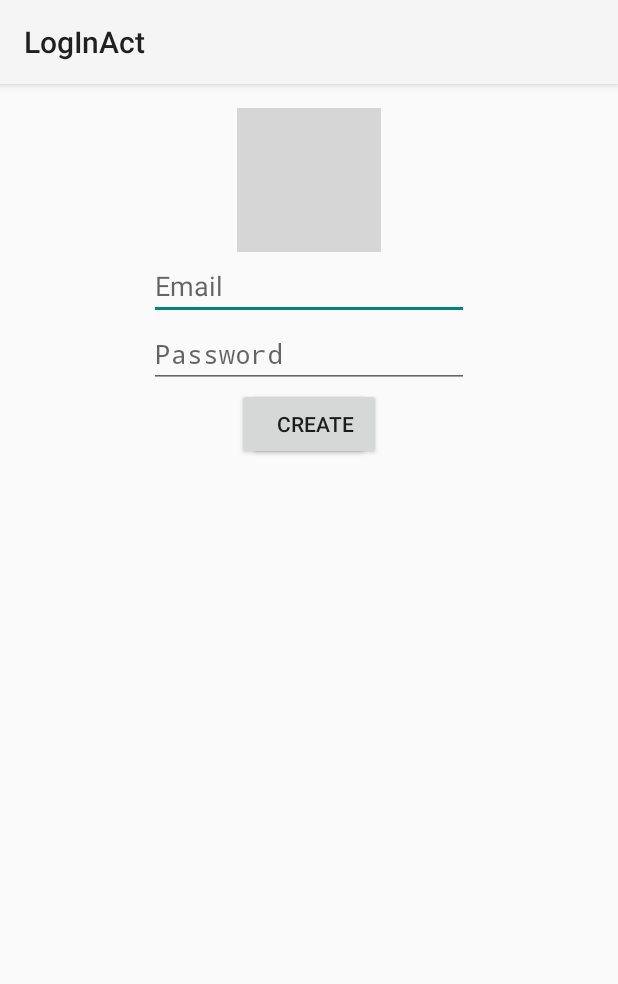
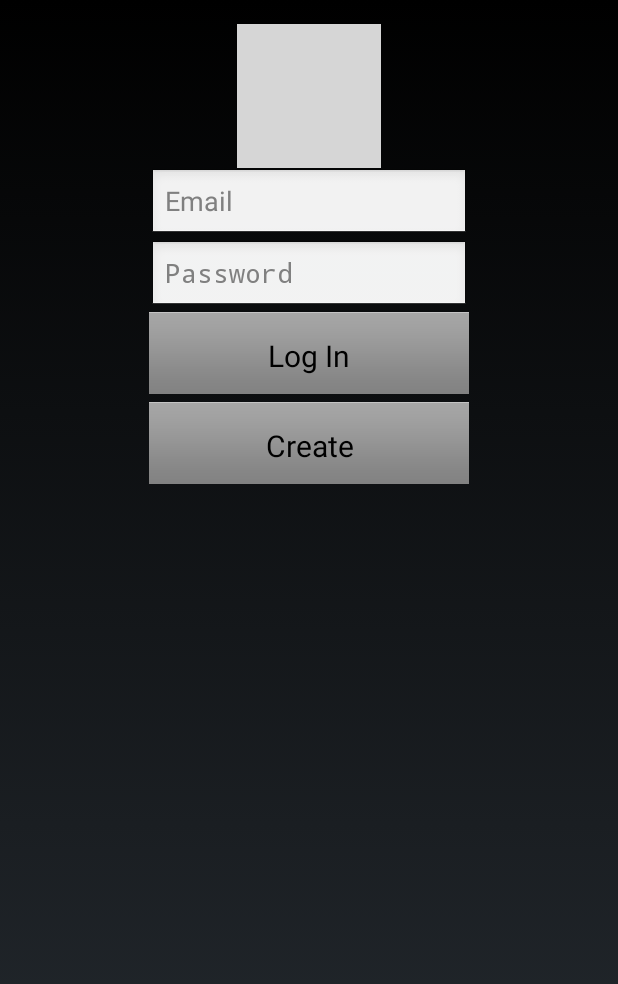
Before and after one commit to Bakhoj/StudySmart, an Android app: the screen it shows after launch (LogInAct), on a phone screen of 412 x 824 dp. Shown: the top 984 px of the screen. Run offline under Robolectric (Android 15) with nearby library versions, the phone set to English and light mode, and no system bars; grey boxes are pictures that could not be loaded.

Commit message:
Anders: fjernet grå bar !

```diff
--- a/app/src/main/AndroidManifest.xml
+++ b/app/src/main/AndroidManifest.xml
@@ -6,7 +6,7 @@
         android:allowBackup="true"
         android:icon="@mipmap/ic_launcher"
         android:label="@string/app_name"
-        android:theme="@style/AppTheme" >
+        android:theme="@android:style/Theme.NoTitleBar" >
         <activity
             android:name=".MainAct"
             android:label="@string/app_name" >
--- a/app/src/main/res/layout/act_log_in.xml
+++ b/app/src/main/res/layout/act_log_in.xml
@@ -41,13 +41,21 @@
         android:text="Log In"
         android:id="@+id/login_ok_but"
         android:layout_below="@+id/login_password_et"
-        android:layout_alignStart="@+id/login_img" />
+        android:layout_alignStart="@+id/login_img"
+        style="@android:style/ButtonBar"
+        android:layout_alignLeft="@+id/login_password_et"
+        android:layout_alignRight="@+id/login_password_et"
+        android:textSize="20dp" />
 
     <Button
         android:layout_width="wrap_content"
         android:layout_height="wrap_content"
         android:text="Create"
         android:id="@+id/login_create_but"
-        android:layout_below="@+id/login_password_et"
-        android:layout_alignEnd="@+id/login_img" />
+        style="@android:style/ButtonBar"
+        android:layout_below="@+id/login_ok_but"
+        android:layout_alignRight="@+id/login_password_et"
+        android:layout_alignLeft="@+id/login_password_et"
+        android:layout_marginTop="5dp"
+        android:textSize="20dp" />
 </RelativeLayout>
--- a/app/src/main/res/layout/act_main.xml
+++ b/app/src/main/res/layout/act_main.xml
@@ -5,7 +5,5 @@
     android:paddingTop="@dimen/activity_vertical_margin"
     android:paddingBottom="@dimen/activity_vertical_margin" tools:context=".MainActivity">
 
-    <TextView android:text="@string/hello_world" android:layout_width="wrap_content"
-        android:layout_height="wrap_content" />
 
 </RelativeLayout>
```
